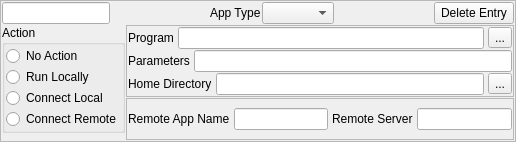
First picture: the form in mqt/MqtBase/ConfigElementFrame.ui, repository zsteva/backup-minos2, before the edit.
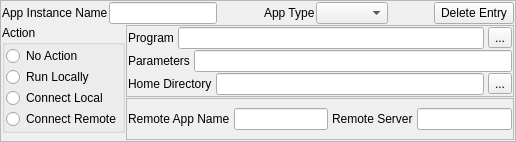
Second picture: the form after the edit.

Commit message: add instance label

What changed in the file:
```diff
--- a/mqt/MqtBase/ConfigElementFrame.ui
+++ b/mqt/MqtBase/ConfigElementFrame.ui
@@ -40,6 +40,13 @@
    </property>
    <item>
     <layout class="QHBoxLayout" name="horizontalLayout_6">
+     <item>
+      <widget class="QLabel" name="label_7">
+       <property name="text">
+        <string>App Instance Name</string>
+       </property>
+      </widget>
+     </item>
      <item>
       <widget class="QLineEdit" name="elementNameEdit">
        <property name="readOnly">
```
